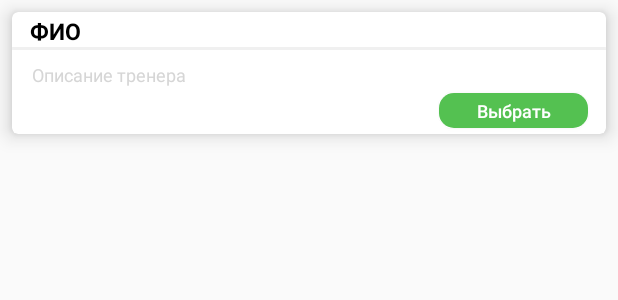
After one commit to BulatTim1/PionerClub, an Android app: the layout card_trainer.xml on its own in the app's theme, with its tools: preview values and no code run, on a phone screen of 412 x 824 dp. The commit adds this screen. Shown: the top 300 px of the screen. Run offline under Robolectric (Android 15) with nearby library versions, the phone set to English and light mode, and no system bars.

Commit message:
trainer groups TODO: Переход с выбора, правка запоминания выбора, имплементация в месссенджер

```diff
--- /dev/null
+++ b/app/src/main/java/com/pioner/Trainer.kt
@@ -0,0 +1,3 @@
+package com.pioner
+
+data class Trainer(var name:String? = null, var title:String? = null, var uid:String? = null)
--- a/app/src/main/java/com/pioner/fragments/ExercisesFragment.kt
+++ b/app/src/main/java/com/pioner/fragments/ExercisesFragment.kt
@@ -40,7 +40,6 @@ class ExercisesFragment : Fragment() {
                 .getString("uid", "")
                 .toString()
         dbref = FirebaseDatabase.getInstance().getReference("exercises").child("Standart")
-        //dbref = FirebaseDatabase.getInstance().getReference("exercises").child(uid)
         dbref.addValueEventListener(object : ValueEventListener{
             override fun onDataChange(snapshot: DataSnapshot) {
                 if(snapshot.exists()){
--- a/app/src/main/java/com/pioner/fragments/LoginFragment.kt
+++ b/app/src/main/java/com/pioner/fragments/LoginFragment.kt
@@ -45,7 +45,8 @@ class LoginFragment : Fragment() {
                             if (uid.isNotEmpty()) {
                                 Log.d("Login", "login token: $uid")
                                 val role: Int = Firebase.database.getReference("users/${uid}/role").get().toString().toInt()
-                                requireActivity().getSharedPreferences("user_pref", Context.MODE_PRIVATE).edit().putString("uid", uid).putInt("role", role).apply()
+                                val uidTrainer: String = Firebase.database.getReference("users/${uid}/uid_trainer").get().toString()
+                                requireActivity().getSharedPreferences("user_pref", Context.MODE_PRIVATE).edit().putString("uid", uid).putInt("role", role).putString("uid_trainer", uidTrainer).apply()
                                 email.text.clear()
                                 pass.text.clear()
                                 Toast.makeText(context, "Вход", Toast.LENGTH_LONG).show()
--- a/app/src/main/java/com/pioner/fragments/MainTrainerPageFragment.kt
+++ b/app/src/main/java/com/pioner/fragments/MainTrainerPageFragment.kt
@@ -99,7 +99,7 @@ class MainTrainerPageFragment : Fragment() {
                     if(rationArrayList.isNotEmpty()){
                         val mass: Int = rationArrayList.last().mass - rationArrayList.first().mass
                         val height: Int = rationArrayList.last().height - rationArrayList.first().height
-                        var cal: Int = 0
+                        var cal = 0
                         for (element in rationArrayList) {
                             cal += element.calories
                         }
@@ -107,7 +107,6 @@ class MainTrainerPageFragment : Fragment() {
                         massView.text = "$mass кг"
                         heightView.text = "$height см"
                         calView.text = "$cal ккал"
-                        if (mass != null) {
                         when {
                             mass > 0 -> {
                                 massImage.setImageResource(R.drawable.rise_ration)
@@ -118,8 +117,6 @@ class MainTrainerPageFragment : Fragment() {
                             }
                             else -> massImage.setImageResource(R.drawable.without_changes_ration)
                         }
-                        }
-                        if (height != null) {
                         when {
                             height > 0 -> {
                                 heightImage.setImageResource(R.drawable.rise_ration)
@@ -129,7 +126,6 @@ class MainTrainerPageFragment : Fragment() {
                                 heightImage.setImageResource(R.drawable.downgrade_ration)
                             }
                             else -> heightImage.setImageResource(R.drawable.without_changes_ration)
-                            }
                         }
                     }
 
--- /dev/null
+++ b/app/src/main/res/layout/card_trainer.xml
@@ -0,0 +1,75 @@
+<?xml version="1.0" encoding="utf-8"?>
+<androidx.cardview.widget.CardView xmlns:android="http://schemas.android.com/apk/res/android"
+    xmlns:app="http://schemas.android.com/apk/res-auto"
+    xmlns:tools="http://schemas.android.com/tools"
+    android:layout_width="match_parent"
+    android:layout_height="wrap_content"
+    android:layout_margin="8dp"
+    app:cardCornerRadius="4dp"
+    app:cardElevation="8dp">
+
+    <androidx.constraintlayout.widget.ConstraintLayout
+        android:layout_width="match_parent"
+        android:layout_height="match_parent">
+
+        <TextView
+            android:id="@+id/trainer_name"
+            android:layout_width="wrap_content"
+            android:layout_height="wrap_content"
+            android:layout_marginStart="12dp"
+            android:layout_marginTop="2dp"
+            android:text="ФИО"
+            android:textColor="@color/black"
+            android:textSize="15sp"
+            android:textStyle="bold"
+            app:layout_constraintStart_toStartOf="parent"
+            app:layout_constraintTop_toTopOf="parent"
+            tools:ignore="HardcodedText" />
+
+        <TextView
+            android:id="@+id/trainer_title"
+            android:layout_width="369dp"
+            android:layout_height="wrap_content"
+            android:layout_marginTop="8dp"
+            android:text="Описание тренера"
+            android:textColor="#D6D6D6"
+            android:textSize="12sp"
+            app:layout_constraintEnd_toEndOf="parent"
+            app:layout_constraintHorizontal_bias="0.49"
+            app:layout_constraintStart_toStartOf="parent"
+            app:layout_constraintTop_toBottomOf="@+id/imageView3"
+            tools:ignore="HardcodedText" />
+
+        <ImageView
+            android:id="@+id/imageView3"
+            android:layout_width="wrap_content"
+            android:layout_height="wrap_content"
+            app:layout_constraintEnd_toEndOf="parent"
+            app:layout_constraintHorizontal_bias="0.0"
+            app:layout_constraintStart_toStartOf="parent"
+            app:layout_constraintTop_toBottomOf="@+id/trainer_name"
+            app:srcCompat="@drawable/line"
+            android:contentDescription="TODO"
+            tools:ignore="ContentDescription,HardcodedText" />
+
+        <Button
+            android:id="@+id/pick_trainer_btn"
+            android:layout_width="99dp"
+            android:layout_height="23dp"
+            android:layout_marginTop="4dp"
+            android:layout_marginEnd="12dp"
+            android:layout_marginBottom="4dp"
+            android:background="@drawable/background_green"
+            android:text="Выбрать"
+            android:textAllCaps="false"
+            android:textColor="@color/white"
+            android:textSize="12sp"
+            app:layout_constraintBottom_toBottomOf="parent"
+            app:layout_constraintEnd_toEndOf="parent"
+            app:layout_constraintTop_toBottomOf="@+id/trainer_title"
+            app:layout_constraintVertical_bias="0.0"
+            tools:ignore="HardcodedText" />
+
+    </androidx.constraintlayout.widget.ConstraintLayout>
+
+</androidx.cardview.widget.CardView>
```
Also changed, not shown: app/src/main/java/com/pioner/TrainerAdapter.kt (added, +64 -0 lines), app/src/main/java/com/pioner/fragments/MainPageStudentFragment.kt (+61 -33 lines), app/src/main/java/com/pioner/fragments/SetTrainerFragment.kt (added, +66 -0 lines), app/src/main/res/layout/fragment_set_trainer.xml (added, +40 -0 lines), app/src/main/java/com/pioner/ExercisesTrainerAdapter.kt (renamed from app/src/main/java/com/pioner/ExerciseTreinerAdapter.kt). Lines whose indentation alone changed are shown as unchanged.
